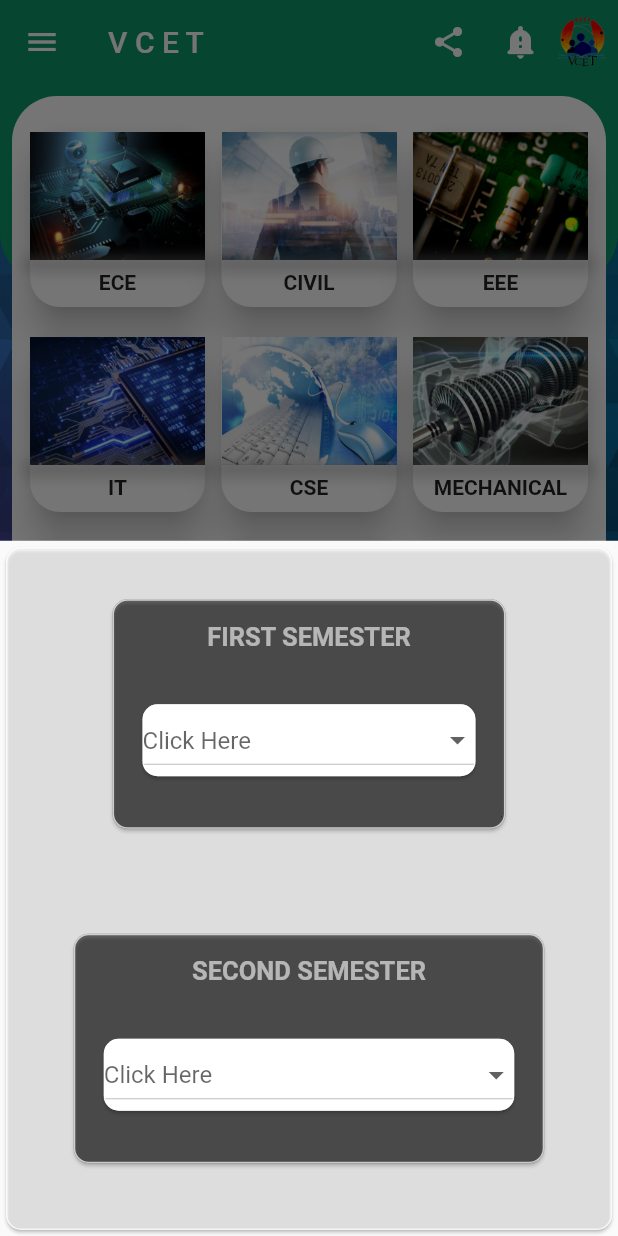
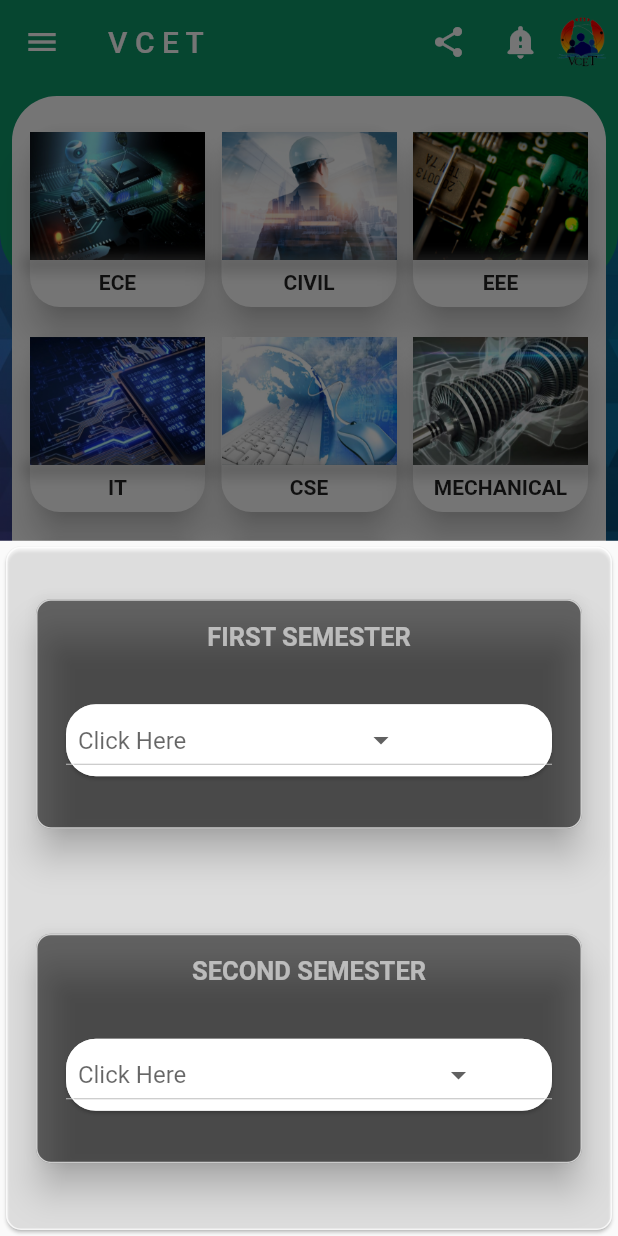
Before and after one commit to ownProjects1234/vcet_app, a Flutter app: the firstpage screen opened by its route, after a tap on "ECE", on a phone screen of 412 x 824 dp. Run offline on Flutter 3.47's test engine with Material 2 defaults, Android fonts, the phone set to English and light mode, and no system bars; our stand-ins replace cloud_firestore, curved_navigation_bar, dio, file_picker, firebase_core, firebase_storage and 5 more; accounts and stored records are empty; network calls fail.

Commit message:
trime work5

```diff
--- a/lib/frontend/firstpage.dart
+++ b/lib/frontend/firstpage.dart
@@ -568,15 +568,15 @@ class _firstpageState extends State<firstpage> {
                                         mech8sem)))),
                             GestureDetector(
                                 child: buildCard("gate", "GATE"),
-                                onTap: () => showModalBottomSheet(
-                                    context: context,
-                                    builder: ((builder) => popup2()))),
+                                onTap: () => Navigator.push(context, MaterialPageRoute(builder: (context) => displayPage(subj: "GATE", img: "gate")))),
                             GestureDetector(
                                 child:
                                     buildCard("civilservice", "CIVIL SERVICE"),
-                                onTap: () => showModalBottomSheet(
-                                    context: context,
-                                    builder: ((builder) => popup2()))),
+                                onTap: () => Navigator.push(
+                                    context,
+                                    MaterialPageRoute(
+                                        builder: (context) => displayPage(
+                                            subj: "CIVIL SERVICE", img: "civilservice")))),
 
                             // buildCard("ece", "ECE"),
                             // buildCard("civil", "CIVIL"),
@@ -670,10 +670,15 @@ class _firstpageState extends State<firstpage> {
           Column(
             children: [
               sizebox(),
-              Card(
+              SizedBox(
+                width: double.infinity,
+                child: Card(
+                  elevation: 10.0,
+
                     color: Colors.black54,
                   shape: RoundedRectangleBorder(
                     side: BorderSide(color: Colors.white70, width: 1),
+
                     borderRadius: BorderRadius.circular(10),
                   ),
                     margin: EdgeInsets.all(20.0),
@@ -685,10 +690,15 @@ class _firstpageState extends State<firstpage> {
                 sizebox(),
                   ],),
                 ),
+              ),
               sizebox(),
 
               sizebox(),
-             Card(
+             SizedBox(
+               width: double.infinity,
+
+               child: Card(
+                 elevation: 10.0,
                   color: Colors.black54,
                   shape: RoundedRectangleBorder(
                     side: BorderSide(color: Colors.white70, width: 1),
@@ -705,11 +715,15 @@ class _firstpageState extends State<firstpage> {
                     ],
                   ),
                 ),
+             ),
               sizebox(),
 
               sizebox(),
-              Card(
+              SizedBox(
+                width: double.infinity,
+                child: Card(
                   color: Colors.black54,
+                  elevation: 10.0,
                   shape: RoundedRectangleBorder(
                     side: BorderSide(color: Colors.white70, width: 1),
                     borderRadius: BorderRadius.circular(10),
@@ -725,11 +739,15 @@ class _firstpageState extends State<firstpage> {
                     ],
                   ),
                 ),
+              ),
               sizebox(),
 
               sizebox(),
-             Card(
+             SizedBox(
+               width: double.infinity,
+               child: Card(
                   color: Colors.black54,
+                  elevation: 10.0,
                   shape: RoundedRectangleBorder(
                     side: BorderSide(color: Colors.white70, width: 1),
                     borderRadius: BorderRadius.circular(10),
@@ -745,10 +763,14 @@ class _firstpageState extends State<firstpage> {
                     ],
                   ),
                 ),
+             ),
               sizebox(),
 
               sizebox(),
-              Card(
+              SizedBox(
+                width: double.infinity,
+                child: Card(
+                  elevation: 10.0,
                   color: Colors.black54,
                   shape: RoundedRectangleBorder(
                     side: BorderSide(color: Colors.white70, width: 1),
@@ -765,11 +787,15 @@ class _firstpageState extends State<firstpage> {
                     ],
                   ),
                 ),
+              ),
               sizebox(),
 
               sizebox(),
-              Card(
+              SizedBox(
+                width: double.infinity,
+                child: Card(
                   color: Colors.black54,
+                  elevation: 10.0,
                   shape: RoundedRectangleBorder(
                     side: BorderSide(color: Colors.white70, width: 1),
                     borderRadius: BorderRadius.circular(10),
@@ -785,10 +811,14 @@ class _firstpageState extends State<firstpage> {
                     ],
                   ),
                 ),
+              ),
               sizebox(),
 
               sizebox(),
-              Card(
+              SizedBox(
+                width: double.infinity,
+                child: Card(
+                  elevation: 10.0,
                   color: Colors.black54,
                   shape: RoundedRectangleBorder(
                     side: BorderSide(color: Colors.white70, width: 1),
@@ -805,11 +835,15 @@ class _firstpageState extends State<firstpage> {
                     ],
                   ),
                 ),
+              ),
               sizebox(),
 
               sizebox(),
-              Card(
+              SizedBox(
+                width: double.infinity,
+                child: Card(
                   color: Colors.black54,
+                  elevation: 10.0,
                   shape: RoundedRectangleBorder(
                     side: BorderSide(color: Colors.white70, width: 1),
                     borderRadius: BorderRadius.circular(10),
@@ -823,6 +857,7 @@ class _firstpageState extends State<firstpage> {
                       dropdown(semester8),
                       sizebox(),
                     ],
+                  ),
                 ),
               ),
               sizebox(),
@@ -904,15 +939,17 @@ class _firstpageState extends State<firstpage> {
       dept = 'mech';
     }
 
-    return Card(
+    return SizedBox(
+      width: double.infinity,
+      child: Card(
         color: Colors.white,
         shape: RoundedRectangleBorder(
           side: BorderSide(color: Colors.white70, width: 1),
-        borderRadius: BorderRadius.circular(10),
+          borderRadius: BorderRadius.circular(20),
         ),
             margin: EdgeInsets.all(20.0),
         child: DropdownButton<String>(
-        hint: const Text("Click Here"),
+          hint: const Text("  Click Here"),
           onChanged: (String? newvalueselected) {
             setState(() {
               ece1 = newvalueselected!;
@@ -947,6 +984,7 @@ class _firstpageState extends State<firstpage> {
                   ),
                 ));
           }).toList(),
+        ),
       ),
     );
   }
--- a/lib/frontend/firstpage1.dart
+++ b/lib/frontend/firstpage1.dart
@@ -5,6 +5,7 @@ import 'package:flutter/material.dart';
 import 'package:vcet/chat/pages/home_page.dart';
 import 'package:vcet/frontend/firstpage.dart';
 import 'package:vcet/frontend/notification.dart';
+import 'package:vcet/frontend/profile.dart';
 import 'package:vcet/frontend/quiz.dart';
 import 'package:vcet/frontend/upload.dart';
 
@@ -22,7 +23,7 @@ class _bottomnavigationState extends State<bottomnavigation> {
     const notification(),
     const upload(),
      firstpage(),
-    const quiz(),
+    const profile(),
     const HomePage()
   ];
   @override
```
Also changed, not shown: lib/chat/pages/chat_page.dart (+30 -29 lines), lib/chat/widgets/Group_tile.dart (+8 -3 lines), lib/frontend/profile.dart (+20 -22 lines). Lines whose indentation alone changed are shown as unchanged.
